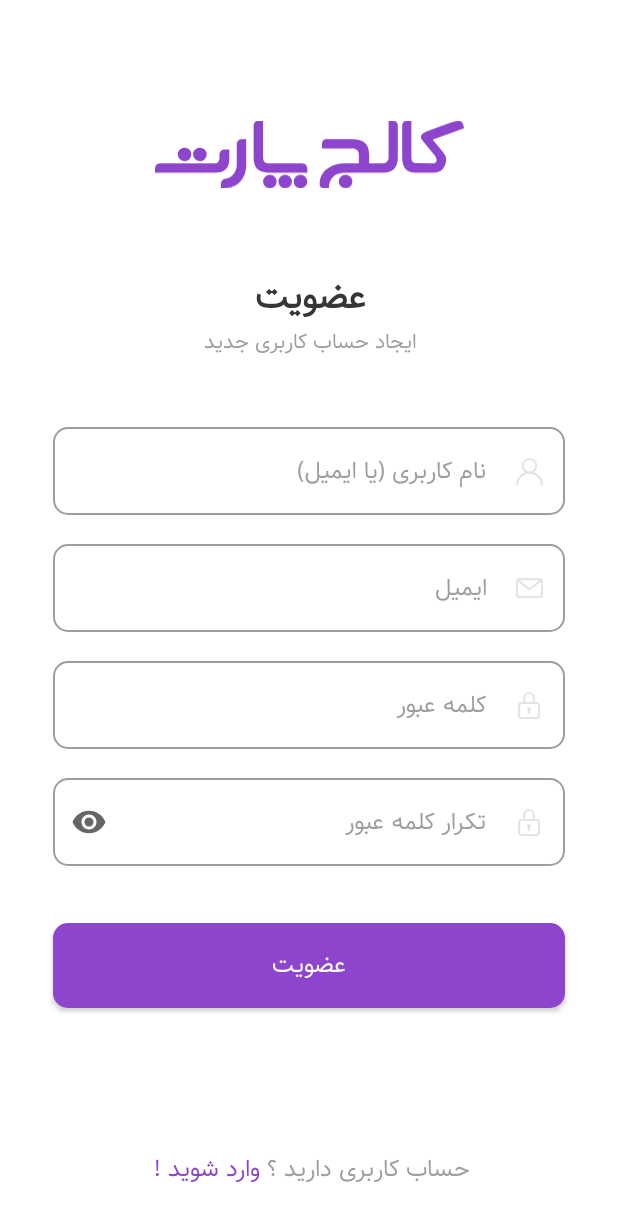
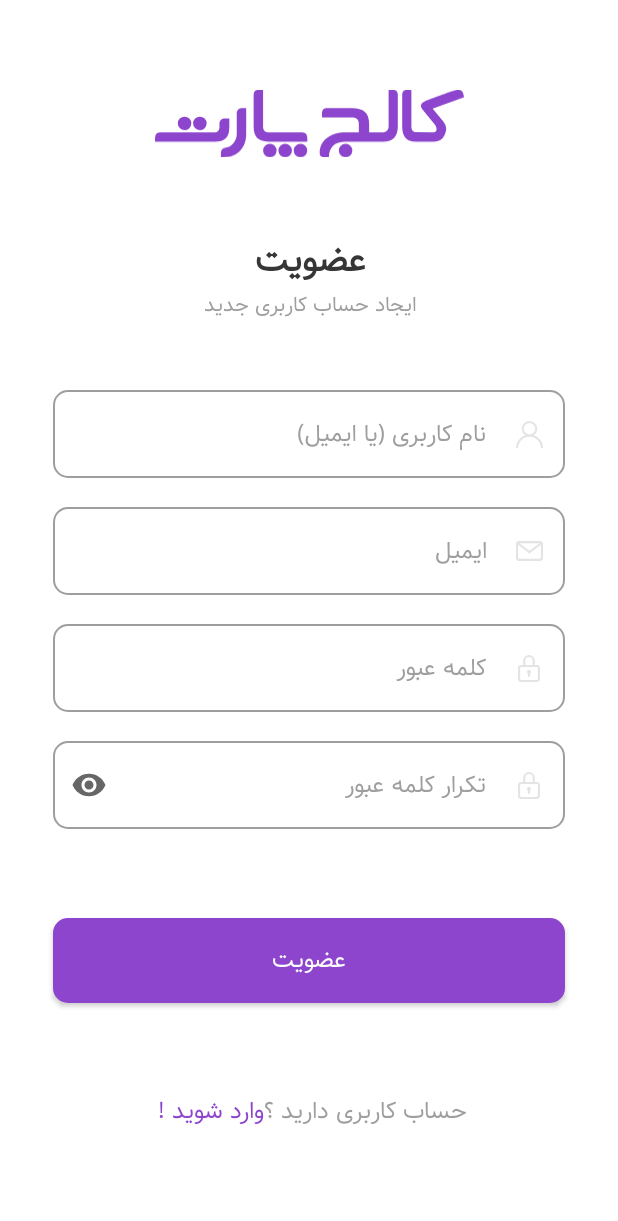
Before and after one commit to HosseinMirzaei47/Nattramn, an Android app: the RegisterFragment screen opened through its navigation route, on a phone screen of 412 x 824 dp. Shown: the top 1221 px of the screen. Run offline under Robolectric (Android 15) with nearby library versions, the phone set to English and light mode, and no system bars; our stand-ins replace data binding; 1 statement that could not run was skipped.

Commit message:
Fixed layout register .

```diff
--- a/app/src/main/res/layout/fragment_register.xml
+++ b/app/src/main/res/layout/fragment_register.xml
@@ -51,14 +51,14 @@
             android:layout_width="wrap_content"
             android:layout_height="wrap_content"
             android:orientation="horizontal"
-            app:layout_constraintGuide_percent="0.07" />
+            app:layout_constraintGuide_percent="0.05" />
 
         <androidx.constraintlayout.widget.Guideline
             android:id="@+id/secondHorizontalGuide"
             android:layout_width="wrap_content"
             android:layout_height="wrap_content"
             android:orientation="horizontal"
-            app:layout_constraintGuide_percent="0.18" />
+            app:layout_constraintGuide_percent="0.15" />
 
         <TextView
             android:id="@+id/tv_new_account"
@@ -220,34 +220,36 @@
             app:layout_constraintEnd_toEndOf="parent"
             app:layout_constraintStart_toStartOf="parent"
             app:layout_constraintTop_toBottomOf="@+id/et_rep_pass"
-            app:layout_constraintVertical_bias="0.0" />
+            app:layout_constraintVertical_bias="1.0" />
 
         <TextView
             android:id="@+id/tv_account"
             android:layout_width="wrap_content"
             android:layout_height="wrap_content"
-            android:layout_marginBottom="@dimen/register_a_user_margin_bottom"
+            android:layout_marginTop="32dp"
+            android:layout_marginBottom="8dp"
             android:text="@string/alreadyUser"
             android:textColor="@color/hint"
             android:textSize="@dimen/text_size_b1"
-            app:layout_constraintBottom_toBottomOf="parent"
-            app:layout_constraintEnd_toEndOf="parent"
-            app:layout_constraintHorizontal_bias="0.0"
-            app:layout_constraintStart_toStartOf="@+id/guideline" />
+            app:layout_constraintBottom_toTopOf="@+id/guideline_text"
+            app:layout_constraintEnd_toEndOf="@+id/firstVerticalGuide"
+            app:layout_constraintStart_toStartOf="@+id/guideline"
+            app:layout_constraintTop_toBottomOf="@+id/btn_membership" />
 
         <TextView
             android:id="@+id/tv_enter"
             android:layout_width="wrap_content"
             android:layout_height="wrap_content"
-            android:layout_marginStart="@dimen/register_enter_button_margin_start"
-            android:layout_marginBottom="@dimen/register_enter_button_margin_bottom"
+            android:layout_marginTop="32dp"
+            android:layout_marginBottom="8dp"
             android:text="@string/join"
             android:textColor="@color/colorAccent"
             android:textSize="@dimen/text_size_b1"
-            app:layout_constraintBottom_toBottomOf="parent"
-            app:layout_constraintEnd_toStartOf="@+id/guideline"
-            app:layout_constraintHorizontal_bias="0.95"
-            app:layout_constraintStart_toStartOf="parent" />
+            app:layout_constraintBottom_toTopOf="@+id/guideline_text"
+            app:layout_constraintEnd_toEndOf="@+id/guideline"
+            app:layout_constraintStart_toStartOf="@+id/thirdVerticalGuide"
+            app:layout_constraintTop_toBottomOf="@+id/btn_membership" />
+
 
         <androidx.constraintlayout.widget.Guideline
             android:id="@+id/guideline"
@@ -258,6 +260,14 @@
             app:layout_constraintGuide_percent="0.43"
             tools:visibility="visible" />
 
+
+        <androidx.constraintlayout.widget.Guideline
+            android:id="@+id/guideline_text"
+            android:layout_width="wrap_content"
+            android:layout_height="wrap_content"
+            android:orientation="horizontal"
+            android:visibility="visible"
+            app:layout_constraintGuide_percent="0.95" />
     </androidx.constraintlayout.widget.ConstraintLayout>
 
 </layout>
```
